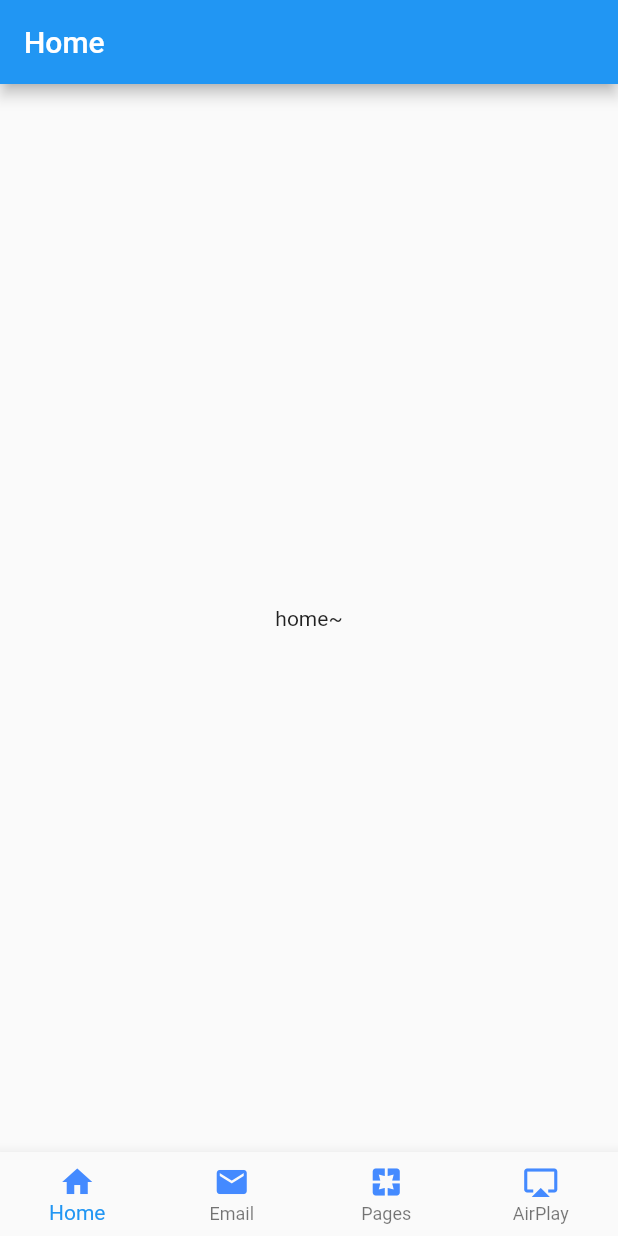
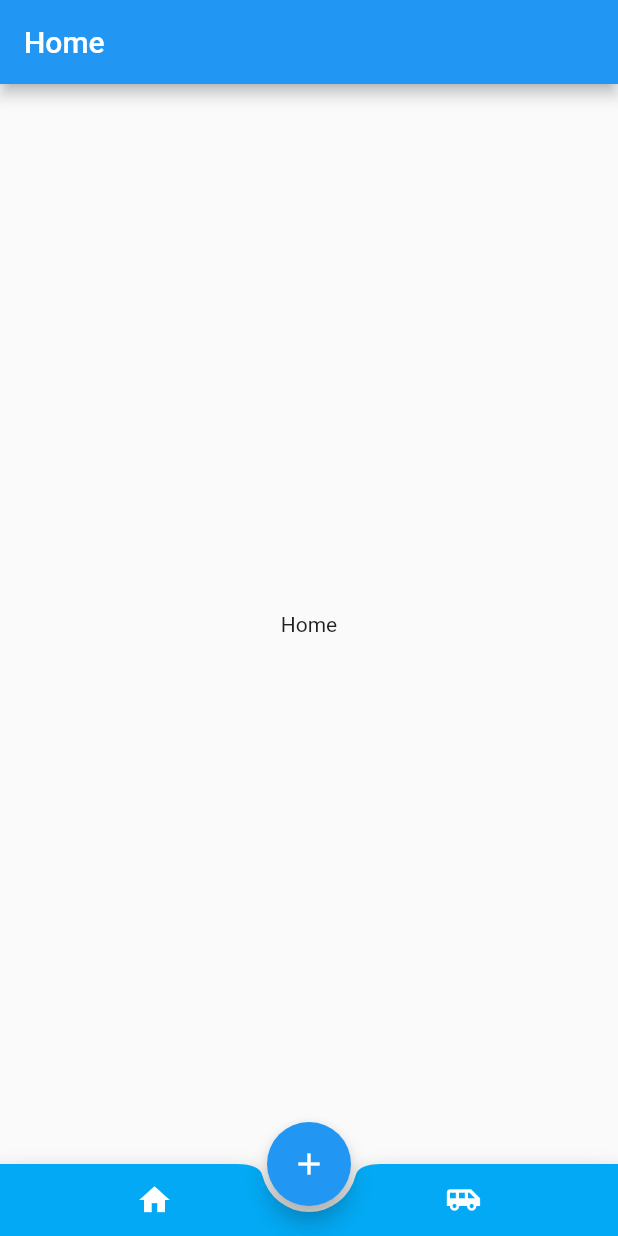
Before and after one commit to djdeo/flutter-demos, a Flutter app: the screen it shows after launch, on a phone screen of 412 x 824 dp. Run offline on Flutter 3.47's test engine with Material 2 defaults, Android fonts, the phone set to English and light mode, and no system bars.

Commit message:
导航：不规则底部导航与交互

```diff
--- /dev/null
+++ b/lib/bottom_appBar_demo.dart
@@ -0,0 +1,65 @@
+import 'package:flutter/material.dart';
+import 'package:my_flutter_app/pages/each_view.dart';
+
+class BottomAppBarDemo extends StatefulWidget {
+  @override
+  _BottomAppBarDemoState createState() => _BottomAppBarDemoState();
+}
+
+class _BottomAppBarDemoState extends State<BottomAppBarDemo> {
+  List<Widget> _eachView = List();
+  int _index = 0;
+
+  @override
+  void initState() {
+    _eachView..add(EachView('Home'))..add(EachView('Bus'));
+    super.initState();
+  }
+
+  @override
+  Widget build(BuildContext context) {
+    return Scaffold(
+      body: _eachView[_index],
+      floatingActionButton: FloatingActionButton(
+        onPressed: () {
+          Navigator.of(context).push(
+              MaterialPageRoute(builder: (context) => EachView('New page')));
+        },
+        tooltip: 'Increament',
+        child: Icon(
+          Icons.add,
+          color: Colors.white,
+        ),
+      ),
+      floatingActionButtonLocation: FloatingActionButtonLocation.centerDocked,
+      bottomNavigationBar: BottomAppBar(
+        color: Colors.lightBlue,
+        shape: CircularNotchedRectangle(),
+        child: Row(
+          children: [
+            IconButton(
+              icon: Icon(Icons.home),
+              color: Colors.white,
+              onPressed: () {
+                setState(() {
+                  _index = 0;
+                });
+              },
+            ),
+            IconButton(
+              icon: Icon(Icons.airport_shuttle),
+              color: Colors.white,
+              onPressed: () {
+                setState(() {
+                  _index = 1;
+                });
+              },
+            ),
+          ],
+          mainAxisSize: MainAxisSize.max,
+          mainAxisAlignment: MainAxisAlignment.spaceAround,
+        ),
+      ),
+    );
+  }
+}
--- a/lib/main.dart
+++ b/lib/main.dart
@@ -1,5 +1,5 @@
 import 'package:flutter/material.dart';
-import 'bottom_navigation_widget.dart';
+import 'package:my_flutter_app/bottom_appBar_demo.dart';
 
 void main()=> runApp(new MyApp());
 
@@ -7,9 +7,9 @@ class MyApp extends StatelessWidget {
   @override
   Widget build(BuildContext context) {
     return MaterialApp(
-        title:'Flutter bottomNavigationBar',
+        title:'Flutter Abnormal',
         theme:ThemeData.light(),
-        home:BottomNavigationWidget()
+        home:BottomAppBarDemo()
     );
   }
 }
--- /dev/null
+++ b/lib/pages/each_view.dart
@@ -0,0 +1,23 @@
+import 'package:flutter/material.dart';
+
+class EachView extends StatefulWidget {
+  String _title;
+  EachView(this._title);
+
+  @override
+  _EachViewState createState() => _EachViewState();
+}
+
+class _EachViewState extends State<EachView> {
+  @override
+  Widget build(BuildContext context) {
+    return Scaffold(
+      appBar: AppBar(
+        title: Text(widget._title),
+      ),
+      body: Center(
+        child: Text(widget._title),
+      ),
+    );
+  }
+}
```
Also changed, not shown: 1 other file.
